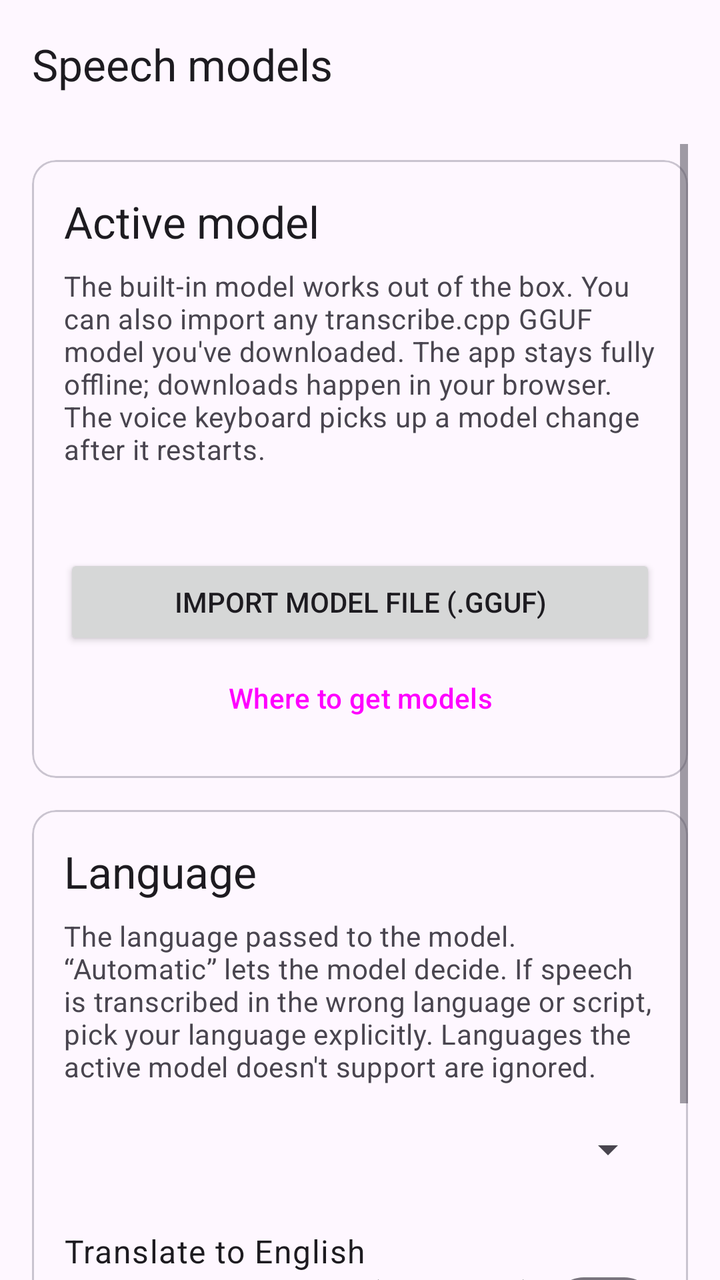
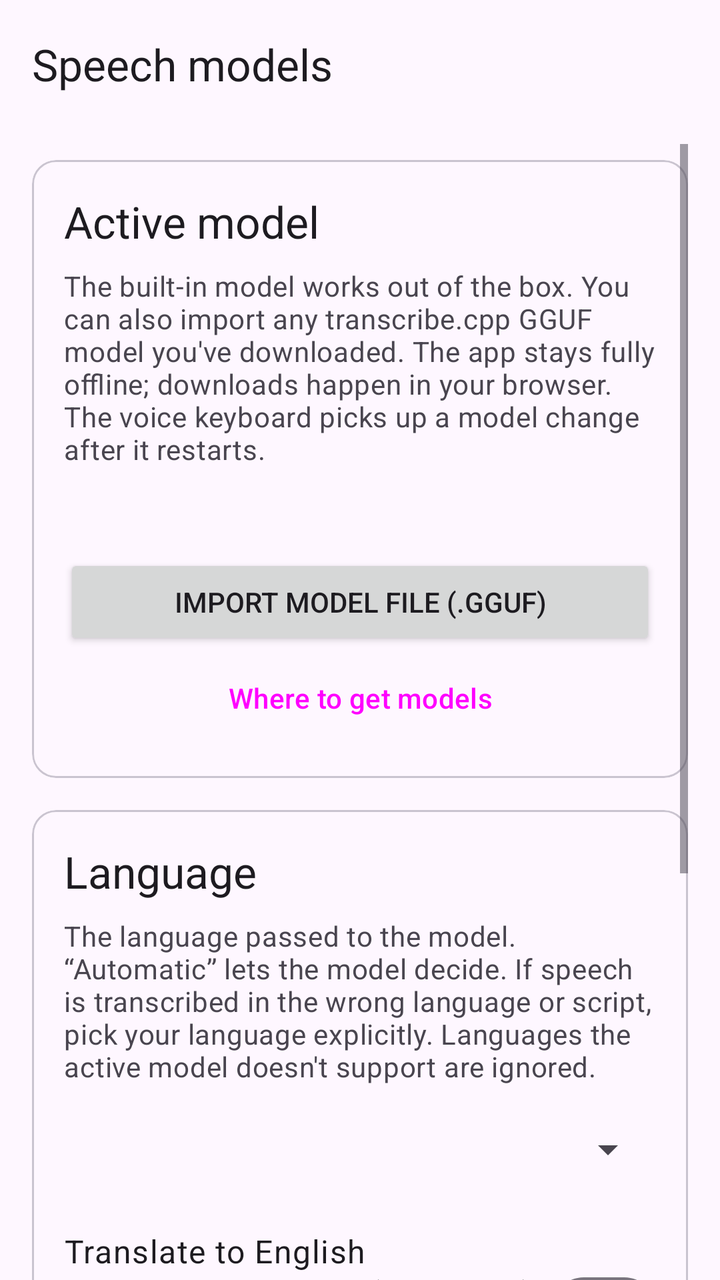

Screens rendered from an Android XML layout before and after an edit, with the pre-edit source and the edit as a unified diff.
<!-- AndroidManifest.xml: application theme AppTheme -->
<!-- res/layout/activity_models.xml -->
<?xml version="1.0" encoding="utf-8"?>
<LinearLayout xmlns:android="http://schemas.android.com/apk/res/android"
    xmlns:app="http://schemas.android.com/apk/res-auto"
    android:layout_width="match_parent"
    android:layout_height="match_parent"
    android:orientation="vertical"
    android:fitsSystemWindows="true">

    <com.google.android.material.appbar.AppBarLayout
        android:layout_width="match_parent"
        android:layout_height="wrap_content"
        android:fitsSystemWindows="true">

        <com.google.android.material.appbar.MaterialToolbar
            android:id="@+id/toolbar"
            android:layout_width="match_parent"
            android:layout_height="?attr/actionBarSize"
            app:title="@string/models_title" />
    </com.google.android.material.appbar.AppBarLayout>

    <ScrollView
        android:layout_width="match_parent"
        android:layout_height="0dp"
        android:layout_weight="1"
        android:clipToPadding="false"
        android:paddingStart="16dp"
        android:paddingEnd="16dp"
        android:paddingTop="8dp"
        android:paddingBottom="16dp">

        <LinearLayout
            android:layout_width="match_parent"
            android:layout_height="wrap_content"
            android:orientation="vertical">

            
            <com.google.android.material.card.MaterialCardView
                android:layout_width="match_parent"
                android:layout_height="wrap_content"
                android:layout_marginTop="8dp"
                android:layout_marginBottom="16dp"
                app:contentPadding="16dp">

                <LinearLayout
                    android:layout_width="match_parent"
                    android:layout_height="wrap_content"
                    android:orientation="vertical">

                    <TextView
                        android:layout_width="match_parent"
                        android:layout_height="wrap_content"
                        android:text="@string/models_active_section"
                        android:textAppearance="?attr/textAppearanceTitleLarge"
                        android:layout_marginBottom="8dp"/>

                    <TextView
                        android:layout_width="match_parent"
                        android:layout_height="wrap_content"
                        android:text="@string/models_desc"
                        android:textAppearance="?attr/textAppearanceBodyMedium"
                        android:textColor="?attr/colorOnSurfaceVariant"
                        android:layout_marginBottom="8dp"/>

                    <LinearLayout
                        android:id="@+id/model_list"
                        android:layout_width="match_parent"
                        android:layout_height="wrap_content"
                        android:orientation="vertical"
                        android:layout_marginBottom="8dp"/>

                    <TextView
                        android:id="@+id/txt_model_status"
                        android:layout_width="match_parent"
                        android:layout_height="wrap_content"
                        android:textAppearance="?attr/textAppearanceBodyMedium"
                        android:textColor="?attr/colorOnSurfaceVariant"
                        android:layout_marginBottom="8dp"/>

                    <LinearLayout
                        android:id="@+id/import_area"
                        android:layout_width="match_parent"
                        android:layout_height="wrap_content"
                        android:orientation="vertical"
                        android:visibility="gone"
                        android:layout_marginBottom="8dp">

                        <TextView
                            android:id="@+id/txt_import"
                            android:layout_width="match_parent"
                            android:layout_height="wrap_content"
                            android:textAppearance="?attr/textAppearanceBodyMedium"/>

                        <ProgressBar
                            android:id="@+id/import_progress"
                            style="?android:attr/progressBarStyleHorizontal"
                            android:layout_width="match_parent"
                            android:layout_height="wrap_content"/>
                    </LinearLayout>

                    <Button
                        android:id="@+id/btn_import"
                        android:layout_width="match_parent"
                        android:layout_height="wrap_content"
                        android:text="@string/models_import"/>

                    <Button
                        android:id="@+id/btn_model_links"
                        style="@style/Widget.Material3.Button.TextButton"
                        android:layout_width="match_parent"
                        android:layout_height="wrap_content"
                        android:text="@string/models_links"/>
                </LinearLayout>
            </com.google.android.material.card.MaterialCardView>

            
            <com.google.android.material.card.MaterialCardView
                android:layout_width="match_parent"
                android:layout_height="wrap_content"
                android:layout_marginBottom="16dp"
                app:contentPadding="16dp">

                <LinearLayout
                    android:layout_width="match_parent"
                    android:layout_height="wrap_content"
                    android:orientation="vertical">

                    <TextView
                        android:layout_width="match_parent"
                        android:layout_height="wrap_content"
                        android:text="@string/models_language_section"
                        android:textAppearance="?attr/textAppearanceTitleLarge"
                        android:layout_marginBottom="8dp"/>

                    <TextView
                        android:layout_width="match_parent"
                        android:layout_height="wrap_content"
                        android:text="@string/models_language_desc"
                        android:textAppearance="?attr/textAppearanceBodyMedium"
                        android:textColor="?attr/colorOnSurfaceVariant"
                        android:layout_marginBottom="8dp"/>

                    <Spinner
                        android:id="@+id/spinner_language"
                        android:layout_width="match_parent"
                        android:layout_height="wrap_content"
                        android:minHeight="48dp"/>

                    <LinearLayout
                        android:layout_width="match_parent"
                        android:layout_height="wrap_content"
                        android:orientation="horizontal"
                        android:gravity="center_vertical"
                        android:layout_marginTop="16dp">

                        <LinearLayout
                            android:layout_width="0dp"
                            android:layout_height="wrap_content"
                            android:layout_weight="1"
                            android:orientation="vertical">

                            <TextView
                                android:layout_width="match_parent"
                                android:layout_height="wrap_content"
                                android:text="@string/models_translate"
                                android:textAppearance="?attr/textAppearanceBodyLarge"/>

                            <TextView
                                android:layout_width="match_parent"
                                android:layout_height="wrap_content"
                                android:text="@string/models_translate_desc"
                                android:textAppearance="?attr/textAppearanceBodySmall"
                                android:textColor="?attr/colorOnSurfaceVariant"/>
                        </LinearLayout>

                        <com.google.android.material.materialswitch.MaterialSwitch
                            android:id="@+id/switch_translate"
                            android:layout_width="wrap_content"
                            android:layout_height="wrap_content"/>
                    </LinearLayout>
                </LinearLayout>
            </com.google.android.material.card.MaterialCardView>
        </LinearLayout>
    </ScrollView>
</LinearLayout>
<!-- resources referenced by this layout -->
<resources>
  <string name="models_active_section">Active model</string>
  <string name="models_desc">The built-in model works out of the box. You can also import any transcribe.cpp GGUF model you\'ve downloaded. The app stays fully offline; downloads happen in your browser. The voice keyboard picks up a model change after it restarts.</string>
  <string name="models_import">Import model file (.gguf)</string>
  <string name="models_language_desc">The language passed to the model. “Automatic” lets the model decide. If speech is transcribed in the wrong language or script, pick your language explicitly. Languages the active model doesn\'t support are ignored.</string>
  <string name="models_language_section">Language</string>
  <string name="models_links">Where to get models</string>
  <string name="models_title">Speech models</string>
  <string name="models_translate">Translate to English</string>
  <string name="models_translate_desc">For models that support it (e.g. Whisper): speech in any language becomes English text, including in live subtitles. Ignored by other models.</string>
  <style name="AppTheme" parent="Theme.Material3.DayNight.NoActionBar">
          <item name="colorPrimary">@color/colorPrimary</item>
          <item name="colorOnPrimary">@color/white</item>
          
          <item name="android:windowLightStatusBar">true</item>
      </style>
</resources>

<!-- the commit's change to res/layout/activity_models.xml (unified diff, before → after) -->
@@ -179,6 +179,41 @@
                     </LinearLayout>
                 </LinearLayout>
             </com.google.android.material.card.MaterialCardView>
+
+            
+            <com.google.android.material.card.MaterialCardView
+                android:layout_width="match_parent"
+                android:layout_height="wrap_content"
+                android:layout_marginBottom="16dp"
+                app:contentPadding="16dp">
+
+                <LinearLayout
+                    android:layout_width="match_parent"
+                    android:layout_height="wrap_content"
+                    android:orientation="vertical">
+
+                    <TextView
+                        android:layout_width="match_parent"
+                        android:layout_height="wrap_content"
+                        android:text="@string/models_threads_section"
+                        android:textAppearance="?attr/textAppearanceTitleLarge"
+                        android:layout_marginBottom="8dp"/>
+
+                    <TextView
+                        android:layout_width="match_parent"
+                        android:layout_height="wrap_content"
+                        android:text="@string/models_threads_desc"
+                        android:textAppearance="?attr/textAppearanceBodyMedium"
+                        android:textColor="?attr/colorOnSurfaceVariant"
+                        android:layout_marginBottom="8dp"/>
+
+                    <Spinner
+                        android:id="@+id/spinner_threads"
+                        android:layout_width="match_parent"
+                        android:layout_height="wrap_content"
+                        android:minHeight="48dp"/>
+                </LinearLayout>
+            </com.google.android.material.card.MaterialCardView>
         </LinearLayout>
     </ScrollView>
 </LinearLayout>
<!-- resource entries referenced after the edit -->
@@ -6,6 +6,8 @@
   <string name="models_language_desc">The language passed to the model. “Automatic” lets the model decide. If speech is transcribed in the wrong language or script, pick your language explicitly. Languages the active model doesn\'t support are ignored.</string>
   <string name="models_language_section">Language</string>
   <string name="models_links">Where to get models</string>
+  <string name="models_threads_desc">Threads used for transcription. “Automatic” picks a value based on this device\'s CPU. If transcription is slow, try different values; more threads is not always faster.</string>
+  <string name="models_threads_section">CPU threads</string>
   <string name="models_title">Speech models</string>
   <string name="models_translate">Translate to English</string>
   <string name="models_translate_desc">For models that support it (e.g. Whisper): speech in any language becomes English text, including in live subtitles. Ignored by other models.</string>
